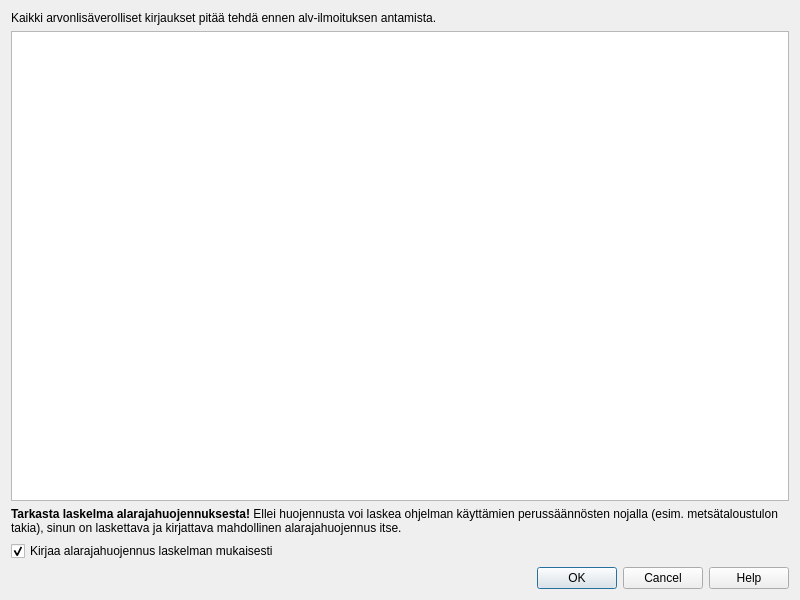
The window that kitsas/alv/alvilmoitusdialog.ui (artoh/kitupiikki) describes before a commit, drawn with Qt 5.
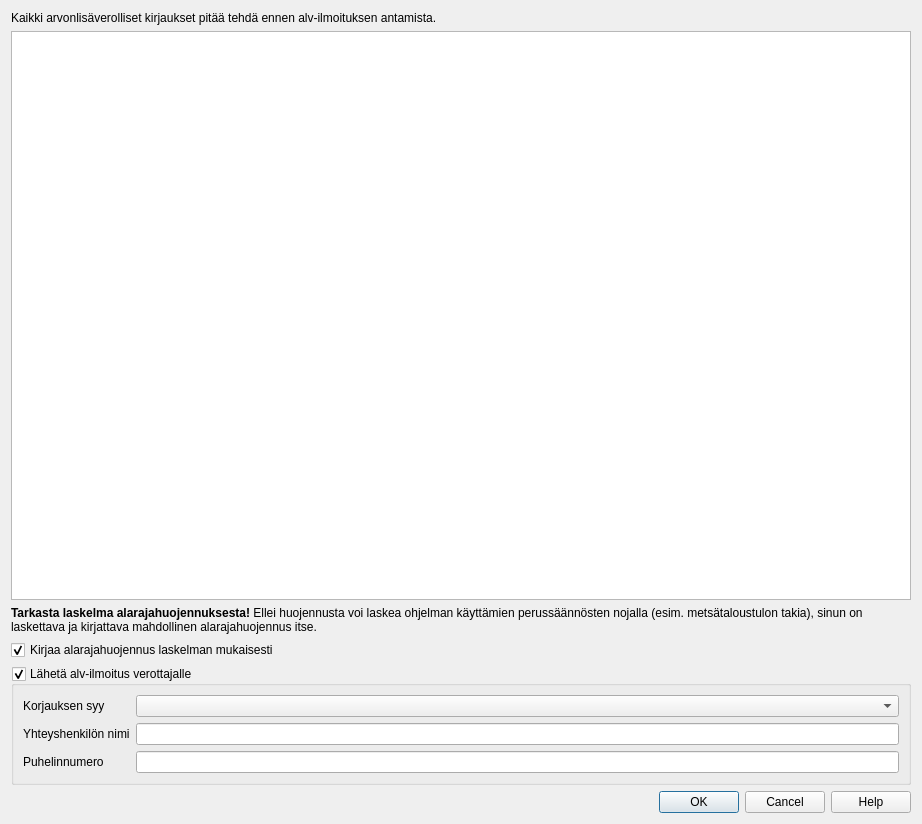
The same window after the commit.

The edit to the form file:
```diff
--- a/kitsas/alv/alvilmoitusdialog.ui
+++ b/kitsas/alv/alvilmoitusdialog.ui
@@ -6,8 +6,8 @@
    <rect>
     <x>0</x>
     <y>0</y>
-    <width>800</width>
-    <height>600</height>
+    <width>922</width>
+    <height>824</height>
    </rect>
   </property>
   <property name="sizePolicy">
@@ -59,6 +59,62 @@
      </property>
     </widget>
    </item>
+   <item>
+    <widget class="QGroupBox" name="ilmoitaGroup">
+     <property name="title">
+      <string>Lähetä alv-ilmoitus verottajalle</string>
+     </property>
+     <property name="checkable">
+      <bool>true</bool>
+     </property>
+     <layout class="QFormLayout" name="formLayout">
+      <item row="1" column="0">
+       <widget class="QLabel" name="label_2">
+        <property name="text">
+         <string>Yhteyshenkilön nimi</string>
+        </property>
+        <property name="buddy">
+         <cstring>yhteysEdit</cstring>
+        </property>
+       </widget>
+      </item>
+      <item row="1" column="1">
+       <widget class="QLineEdit" name="yhteysEdit">
+        <property name="maxLength">
+         <number>35</number>
+        </property>
+       </widget>
+      </item>
+      <item row="2" column="0">
+       <widget class="QLabel" name="label_3">
+        <property name="text">
+         <string>Puhelinnumero</string>
+        </property>
+        <property name="buddy">
+         <cstring>puhelinEdit</cstring>
+        </property>
+       </widget>
+      </item>
+      <item row="2" column="1">
+       <widget class="QLineEdit" name="puhelinEdit">
+        <property name="maxLength">
+         <number>35</number>
+        </property>
+       </widget>
+      </item>
+      <item row="0" column="0">
+       <widget class="QLabel" name="korjausLabel">
+        <property name="text">
+         <string>Korjauksen syy</string>
+        </property>
+       </widget>
+      </item>
+      <item row="0" column="1">
+       <widget class="QComboBox" name="korjausCombo"/>
+      </item>
+     </layout>
+    </widget>
+   </item>
    <item>
     <widget class="QDialogButtonBox" name="buttonBox">
      <property name="orientation">
```
